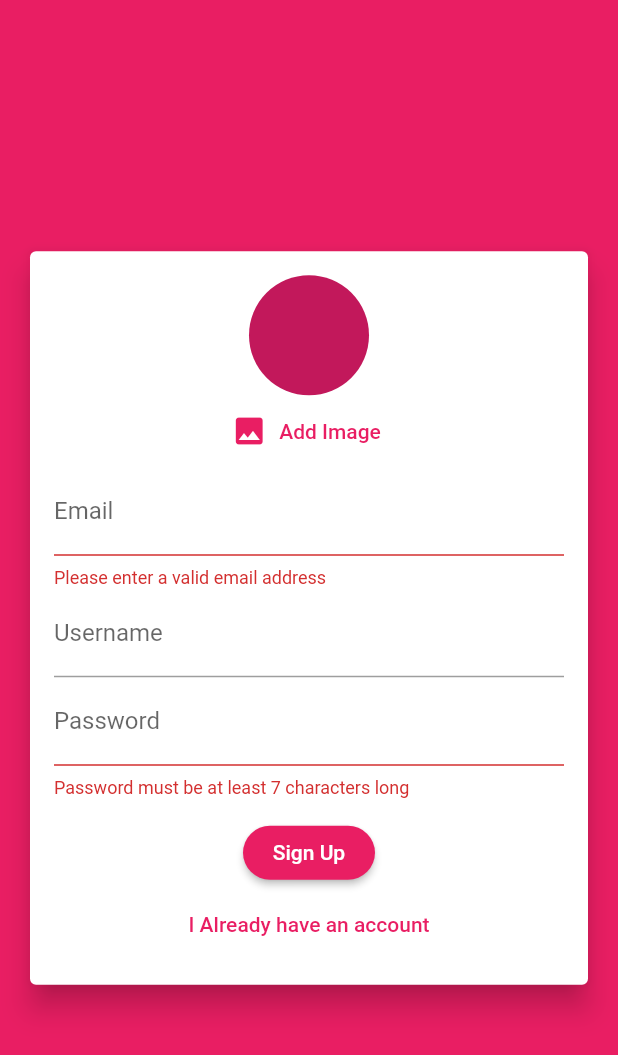
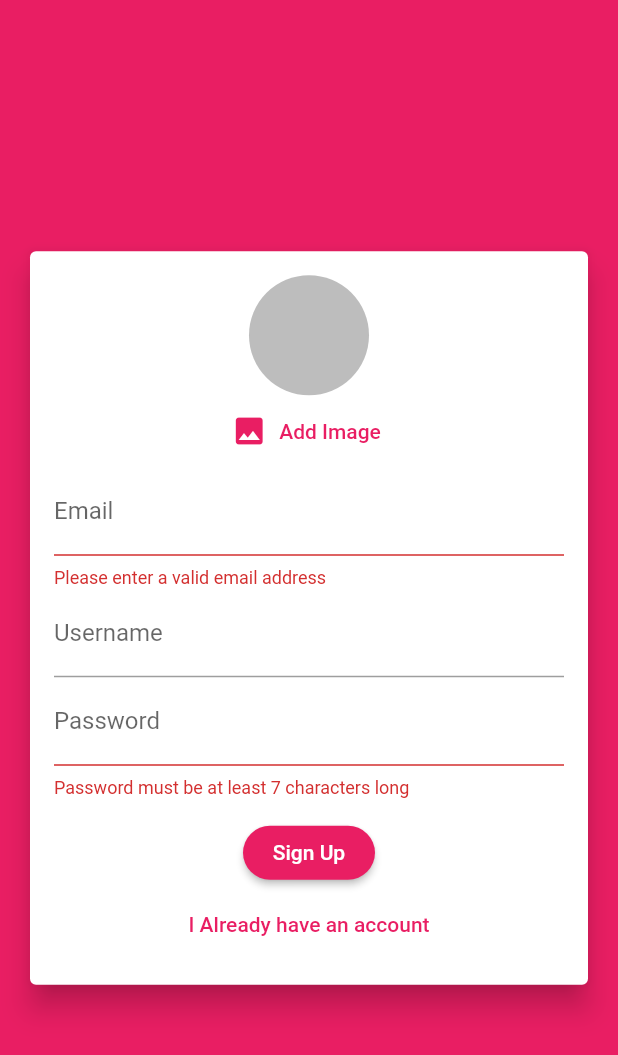
Before and after one commit to Rapcohen/Chat-App, a Flutter app: the screen it shows after launch, after a tap on "Login", after a tap on "Create new account", after a tap on "Add Image", on a phone screen of 412 x 824 dp. Shown: the top 1055 px of the screen. Run offline on Flutter 3.47's test engine with Material 2 defaults, Android fonts, the phone set to English and light mode, and no system bars; our stand-ins replace cloud_firestore, firebase_auth, image_picker; accounts and stored records are empty.

Commit message:
added image picker in signup form

```diff
--- a/lib/screens/auth_screen.dart
+++ b/lib/screens/auth_screen.dart
@@ -20,7 +20,7 @@ class _AuthScreenState extends State<AuthScreen> {
   @override
   Widget build(BuildContext context) {
     return Scaffold(
-      resizeToAvoidBottomInset: false,
+      resizeToAvoidBottomInset: true,
       backgroundColor: Theme.of(context).primaryColor,
       body: AuthForm(_submitAuthForm, _isLoading),
     );
--- a/lib/widgets/auth/auth_form.dart
+++ b/lib/widgets/auth/auth_form.dart
@@ -1,3 +1,4 @@
+import 'package:chat_app/widgets/pickers/user_image_picker.dart';
 import 'package:flutter/material.dart';
 
 class AuthForm extends StatefulWidget {
@@ -37,15 +38,7 @@ class _AuthFormState extends State<AuthForm> {
               child: Column(
                 mainAxisSize: MainAxisSize.min,
                 children: [
-                  CircleAvatar(
-                    radius: 40,
-                  ),
-                  FlatButton.icon(
-                    icon: const Icon(Icons.image),
-                    label: const Text('Add Image'),
-                    textColor: Theme.of(context).primaryColor,
-                    onPressed: () {},
-                  ),
+                  if (!_isLogin) UserImagePicker(),
                   TextFormField(
                     key: const ValueKey('email'),
                     keyboardType: TextInputType.emailAddress,
--- /dev/null
+++ b/lib/widgets/pickers/user_image_picker.dart
@@ -0,0 +1,44 @@
+import 'dart:io';
+
+import 'package:flutter/material.dart';
+import 'package:image_picker/image_picker.dart';
+
+class UserImagePicker extends StatefulWidget {
+  UserImagePicker({Key key}) : super(key: key);
+
+  @override
+  _UserImagePickerState createState() => _UserImagePickerState();
+}
+
+class _UserImagePickerState extends State<UserImagePicker> {
+  File _pickedImage;
+
+  @override
+  Widget build(BuildContext context) {
+    return Column(
+      children: [
+        CircleAvatar(
+          radius: 40,
+          backgroundColor: Colors.grey[400],
+          backgroundImage:
+              _pickedImage != null ? FileImage(_pickedImage) : null,
+        ),
+        FlatButton.icon(
+          icon: const Icon(Icons.image),
+          label: const Text('Add Image'),
+          textColor: Theme.of(context).primaryColor,
+          onPressed: _pickImage,
+        ),
+      ],
+    );
+  }
+
+  void _pickImage() async {
+    final picker = ImagePicker();
+    final pickedImage = await picker.getImage(source: ImageSource.camera);
+    final pickedImageFile = File(pickedImage.path);
+    setState(() {
+      _pickedImage = pickedImageFile;
+    });
+  }
+}
```
